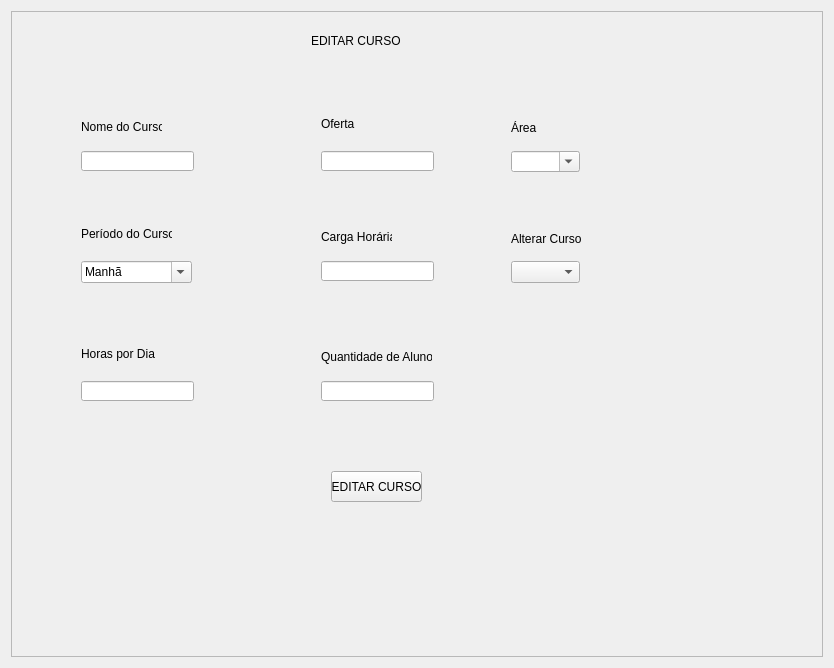
This is App/view/ui/editarCurso.ui in Senac-SOR-ADS/Mapa-de-Sala as Qt 5 draws it before an edit. The edited form follows.
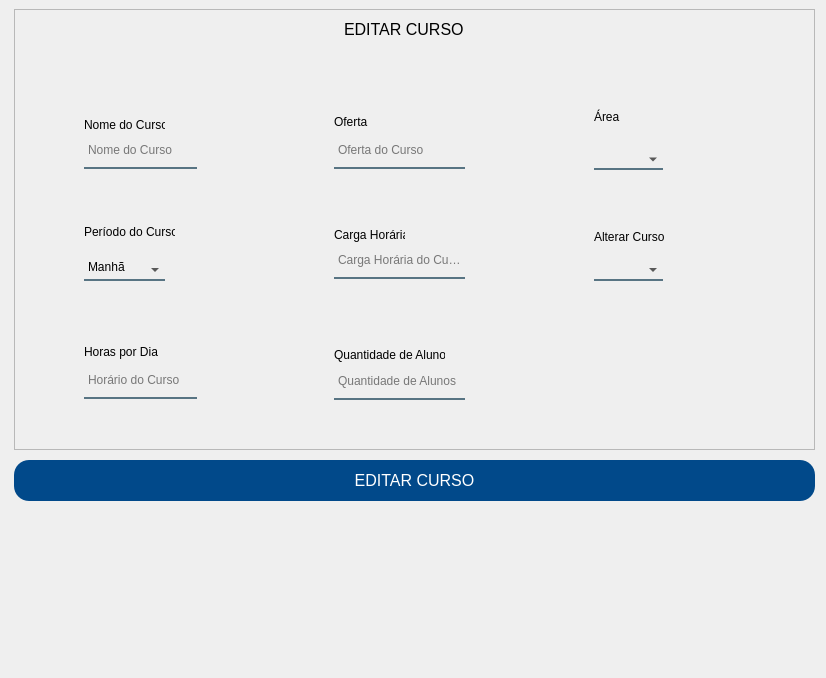
This is the edited form.

```diff
--- a/App/view/ui/editarCurso.ui
+++ b/App/view/ui/editarCurso.ui
@@ -6,16 +6,50 @@
    <rect>
     <x>0</x>
     <y>0</y>
-    <width>834</width>
-    <height>668</height>
+    <width>826</width>
+    <height>678</height>
    </rect>
   </property>
   <property name="windowTitle">
    <string>Form</string>
   </property>
-  <layout class="QHBoxLayout" name="horizontalLayout">
-   <item>
+  <property name="styleSheet">
+   <string notr="true">QLineEdit, QComboBox {
+	background-color:rgba(0,0,0,0);
+	border:2px solid rgba(0,0,0,0);
+	border-bottom-color:rgba(46,82,101,200);
+	color:rgb(0,0,0);
+	padding-bottom:7px;
+}
+ 
+#btnEditarCurso {
+	background-color: #01498a;
+	color: #FFF;
+border: none;
+border-radius: 15px;
+}
+ 
+#btnEditarCurso:hover {
+	background-color: #f6921e;
+}
+ 
+#respostaCadastrando {
+	color: red;
+}
+ 
+#respostaCadastroIncompleto {
+	color: red;
+}</string>
+  </property>
     <widget class="QFrame" name="frame_2">
+   <property name="geometry">
+    <rect>
+     <x>14</x>
+     <y>9</y>
+     <width>801</width>
+     <height>441</height>
+    </rect>
+   </property>
      <property name="frameShape">
       <enum>QFrame::StyledPanel</enum>
      </property>
@@ -25,12 +59,17 @@
      <widget class="QLabel" name="label">
       <property name="geometry">
        <rect>
-        <x>300</x>
-        <y>20</y>
+      <x>330</x>
+      <y>10</y>
         <width>121</width>
         <height>20</height>
        </rect>
       </property>
+    <property name="font">
+     <font>
+      <pointsize>12</pointsize>
+     </font>
+    </property>
       <property name="text">
        <string>EDITAR CURSO</string>
       </property>
@@ -39,11 +78,14 @@
       <property name="geometry">
        <rect>
         <x>70</x>
-        <y>140</y>
+      <y>129</y>
         <width>113</width>
-        <height>20</height>
-       </rect>
-      </property>
+      <height>31</height>
+     </rect>
+    </property>
+    <property name="placeholderText">
+     <string>Nome do Curso</string>
+    </property>
      </widget>
      <widget class="QLabel" name="label_2">
       <property name="geometry">
@@ -61,37 +103,46 @@
      <widget class="QLineEdit" name="quantidadeAlunos">
       <property name="geometry">
        <rect>
-        <x>310</x>
-        <y>370</y>
-        <width>113</width>
-        <height>20</height>
-       </rect>
-      </property>
+      <x>320</x>
+      <y>360</y>
+      <width>131</width>
+      <height>31</height>
+     </rect>
+    </property>
+    <property name="placeholderText">
+     <string>Quantidade de Alunos </string>
+    </property>
      </widget>
      <widget class="QLineEdit" name="ofertaCurso">
       <property name="geometry">
        <rect>
-        <x>310</x>
-        <y>140</y>
-        <width>113</width>
-        <height>20</height>
-       </rect>
-      </property>
+      <x>320</x>
+      <y>129</y>
+      <width>131</width>
+      <height>31</height>
+     </rect>
+    </property>
+    <property name="placeholderText">
+     <string>Oferta do Curso</string>
+    </property>
      </widget>
      <widget class="QLineEdit" name="horasPorDia">
       <property name="geometry">
        <rect>
         <x>70</x>
-        <y>370</y>
+      <y>359</y>
         <width>113</width>
-        <height>20</height>
-       </rect>
-      </property>
+      <height>31</height>
+     </rect>
+    </property>
+    <property name="placeholderText">
+     <string>Horário do Curso</string>
+    </property>
      </widget>
      <widget class="QLabel" name="label_3">
       <property name="geometry">
        <rect>
-        <x>310</x>
+      <x>320</x>
         <y>215</y>
         <width>71</width>
         <height>21</height>
@@ -104,7 +155,7 @@
      <widget class="QLabel" name="label_4">
       <property name="geometry">
        <rect>
-        <x>310</x>
+      <x>320</x>
         <y>103</y>
         <width>47</width>
         <height>20</height>
@@ -117,7 +168,7 @@
      <widget class="QLabel" name="label_5">
       <property name="geometry">
        <rect>
-        <x>310</x>
+      <x>320</x>
         <y>336</y>
         <width>111</width>
         <height>20</height>
@@ -153,28 +204,18 @@
        <string>Período do Curso</string>
       </property>
      </widget>
-     <widget class="QPushButton" name="btnEditarCurso">
-      <property name="geometry">
-       <rect>
-        <x>320</x>
-        <y>460</y>
-        <width>91</width>
-        <height>31</height>
-       </rect>
-      </property>
-      <property name="text">
-       <string>EDITAR CURSO</string>
-      </property>
-     </widget>
      <widget class="QLineEdit" name="cargaCurso">
       <property name="geometry">
        <rect>
-        <x>310</x>
-        <y>250</y>
-        <width>113</width>
-        <height>20</height>
-       </rect>
-      </property>
+      <x>320</x>
+      <y>239</y>
+      <width>131</width>
+      <height>31</height>
+     </rect>
+    </property>
+    <property name="placeholderText">
+     <string>Carga Horária do Curso</string>
+    </property>
      </widget>
      <widget class="QLabel" name="respostaCadastroIncompleto">
       <property name="geometry">
@@ -207,7 +248,7 @@
        <rect>
         <x>70</x>
         <y>250</y>
-        <width>111</width>
+      <width>81</width>
         <height>22</height>
        </rect>
       </property>
@@ -233,7 +274,7 @@
      <widget class="QComboBox" name="campoArea">
       <property name="geometry">
        <rect>
-        <x>500</x>
+      <x>580</x>
         <y>140</y>
         <width>69</width>
         <height>21</height>
@@ -246,10 +287,10 @@
      <widget class="QLabel" name="label_8">
       <property name="geometry">
        <rect>
-        <x>500</x>
-        <y>110</y>
-        <width>47</width>
-        <height>13</height>
+      <x>580</x>
+      <y>92</y>
+      <width>51</width>
+      <height>31</height>
        </rect>
       </property>
       <property name="text">
@@ -259,7 +300,7 @@
      <widget class="QComboBox" name="alterarCurso">
       <property name="geometry">
        <rect>
-        <x>500</x>
+      <x>580</x>
         <y>250</y>
         <width>69</width>
         <height>22</height>
@@ -269,19 +310,38 @@
      <widget class="QLabel" name="label_9">
       <property name="geometry">
        <rect>
-        <x>500</x>
+      <x>580</x>
         <y>220</y>
         <width>71</width>
         <height>16</height>
        </rect>
       </property>
       <property name="text">
-       <string>Alterar Curso:</string>
+     <string>Alterar Curso</string>
       </property>
      </widget>
     </widget>
-   </item>
-  </layout>
+  <widget class="QPushButton" name="btnEditarCurso">
+   <property name="geometry">
+    <rect>
+     <x>14</x>
+     <y>460</y>
+     <width>801</width>
+     <height>41</height>
+    </rect>
+   </property>
+   <property name="font">
+    <font>
+     <pointsize>12</pointsize>
+    </font>
+   </property>
+   <property name="cursor">
+    <cursorShape>PointingHandCursor</cursorShape>
+   </property>
+   <property name="text">
+    <string>EDITAR CURSO</string>
+   </property>
+  </widget>
  </widget>
  <resources/>
  <connections/>
```
Left out of the diff: 15 changed lines with no effect on the pictures. Lines whose indentation alone changed are shown as unchanged.
